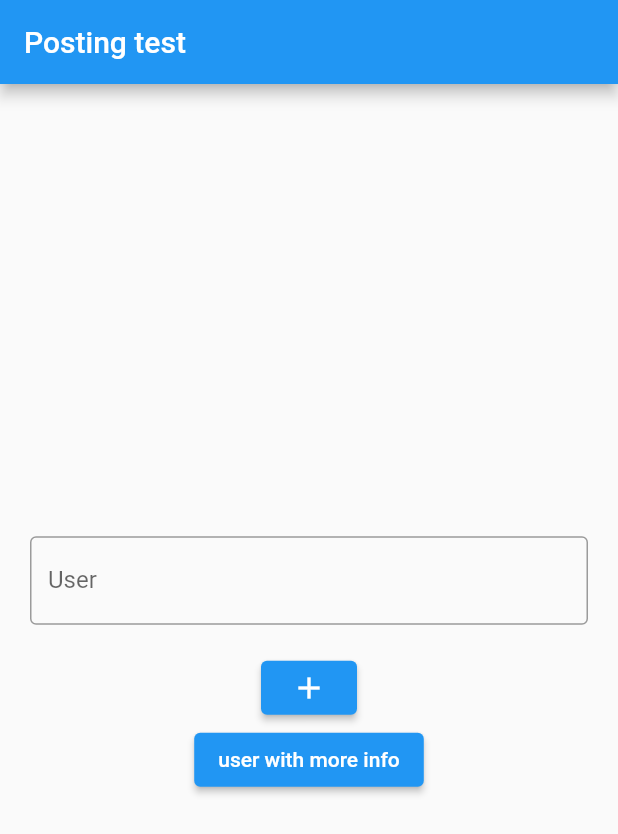
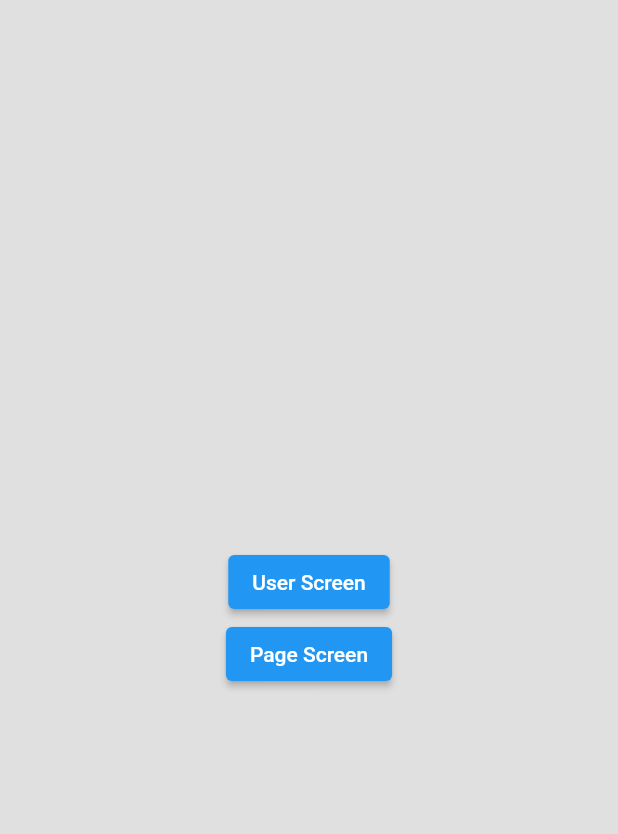
Before and after one commit to rabin245/myfirebase_app, a Flutter app: the screen it shows after launch, on a phone screen of 412 x 824 dp. Shown: the top 834 px of the screen. Run offline on Flutter 3.47's test engine with Material 2 defaults, Android fonts, the phone set to English and light mode, and no system bars; our stand-ins replace cloud_firestore, firebase_core; accounts and stored records are empty.

```diff
--- a/lib/main.dart
+++ b/lib/main.dart
@@ -1,23 +1,54 @@
 import 'package:flutter/material.dart';
 import 'package:firebase_core/firebase_core.dart';
 
-import 'homepage.dart';
+import 'user/homepage.dart';
 
 Future main() async {
   WidgetsFlutterBinding.ensureInitialized();
   await Firebase.initializeApp();
 
-  runApp(MyApp());
+  runApp(const MyApp());
 }
 
 class MyApp extends StatelessWidget {
-  MyApp({Key? key}) : super(key: key);
+  const MyApp({Key? key}) : super(key: key);
 
   @override
   Widget build(BuildContext context) {
-    return MaterialApp(
+    return const MaterialApp(
       debugShowCheckedModeBanner: false,
-      home: HomePage(),
+      home: Options(),
     );
   }
 }
+
+class Options extends StatelessWidget {
+  const Options({Key? key}) : super(key: key);
+
+  @override
+  Widget build(BuildContext context) {
+    return Scaffold(
+      backgroundColor: Colors.grey[300],
+      body: Center(
+        child: Column(
+          mainAxisAlignment: MainAxisAlignment.center,
+          children: [
+            ElevatedButton(
+              onPressed: () {
+                Navigator.push(
+                  context,
+                  MaterialPageRoute(builder: (context) => HomePage()),
+                );
+              },
+              child: const Text('User Screen'),
+            ),
+            ElevatedButton(
+              onPressed: () {},
+              child: const Text('Page Screen'),
+            ),
+          ],
+        ),
+      ),
+    );
+  }
+}
--- a/lib/user.dart
+++ b/lib/user/user.dart
@@ -1,3 +1,5 @@
+import 'package:cloud_firestore/cloud_firestore.dart';
+
 class User {
   User({
     this.id = '',
@@ -17,4 +19,10 @@ class User {
         'age': age,
         'birthday': birthday,
       };
+  factory User.fromJson(Map<String, dynamic> json) => User(
+        id: json['id'],
+        name: json['name'],
+        age: json['age'],
+        birthday: (json['birthday'] as Timestamp).toDate(),
+      );
 }
```
Also changed, not shown: lib/user/create_user.dart (renamed from lib/user_page.dart, +4 -4 lines), lib/user/homepage.dart (renamed from lib/homepage.dart, +15 -3 lines), lib/user/show_user.dart (added, +51 -0 lines).
